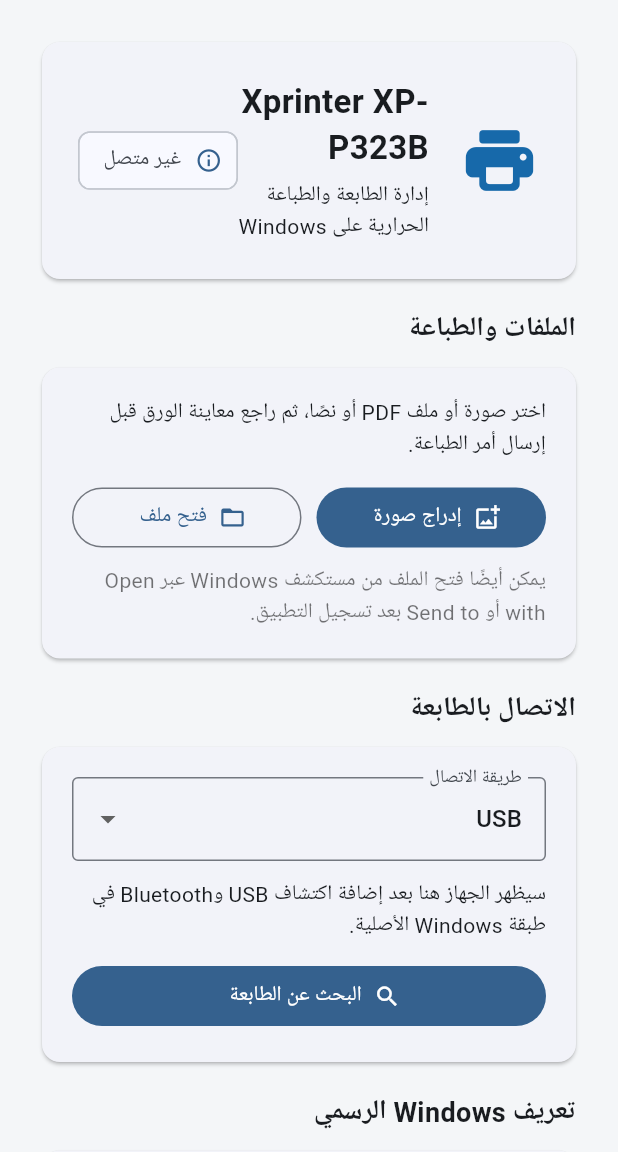
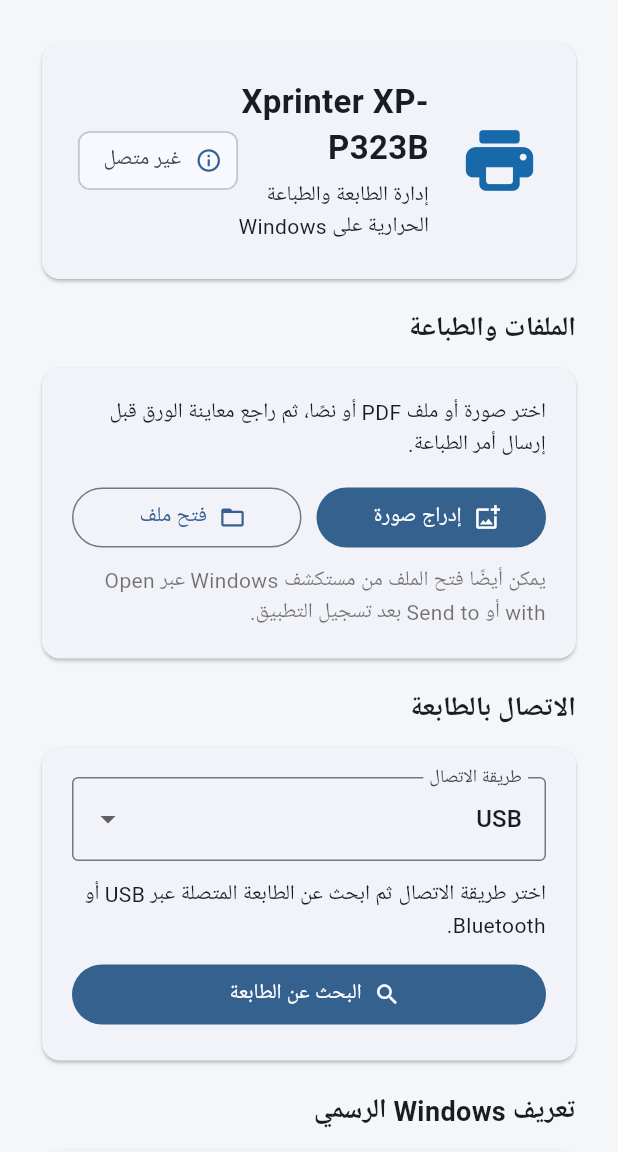
Before and after one commit to mohamedshabankasem-git/XP-P323B-windows, a Flutter app: the screen it shows after launch, on a phone screen of 412 x 824 dp, the part 84-1236 px from its top. Run offline on Flutter 3.47's test engine with Material 3 defaults, Android fonts, the phone set to English and light mode, and no system bars; our stand-ins replace file_picker, material_ui; missing offline and left inert: pdfx.

Commit message:
Clarify the available USB and Bluetooth printer discovery controls

```diff
--- a/lib/main.dart
+++ b/lib/main.dart
@@ -366,7 +366,7 @@ class _PrinterHomePageState extends State<PrinterHomePage> {
                           ),
                           const SizedBox(height: 12),
                           const Text(
-                              'سيظهر الجهاز هنا بعد إضافة اكتشاف USB وBluetooth في طبقة Windows الأصلية.'),
+                              'اختر طريقة الاتصال ثم ابحث عن الطابعة المتصلة عبر USB أو Bluetooth.'),
                           const SizedBox(height: 12),
                           FilledButton.icon(
                             onPressed: _isSearching ? null : _searchPrinters,
```
